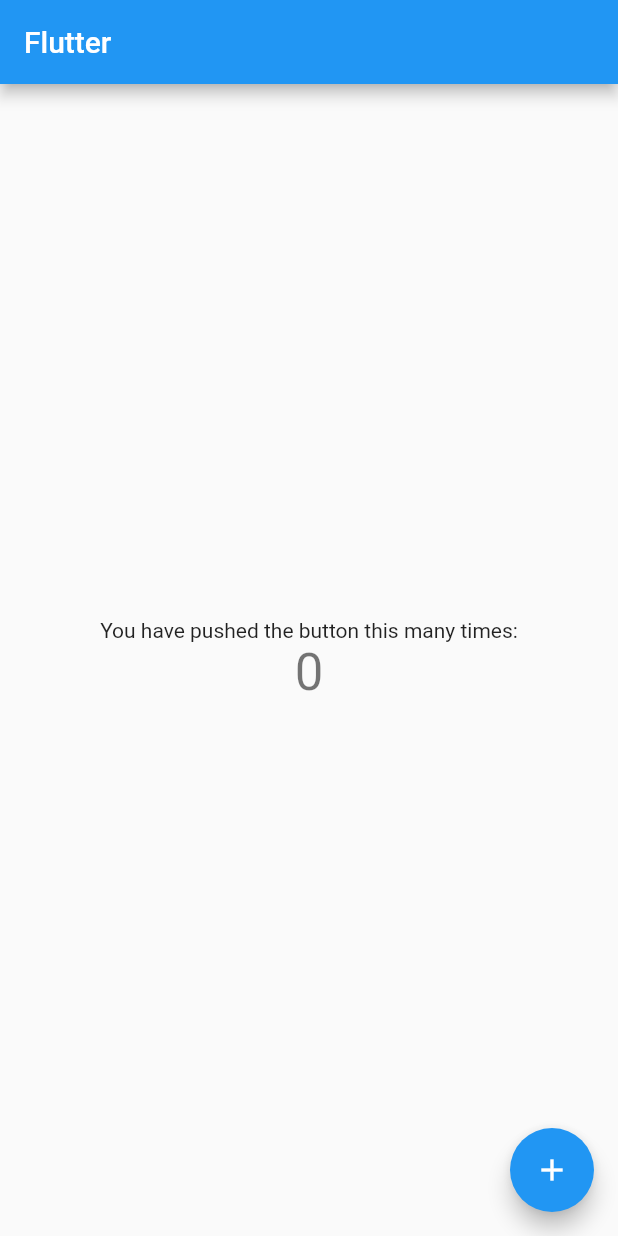
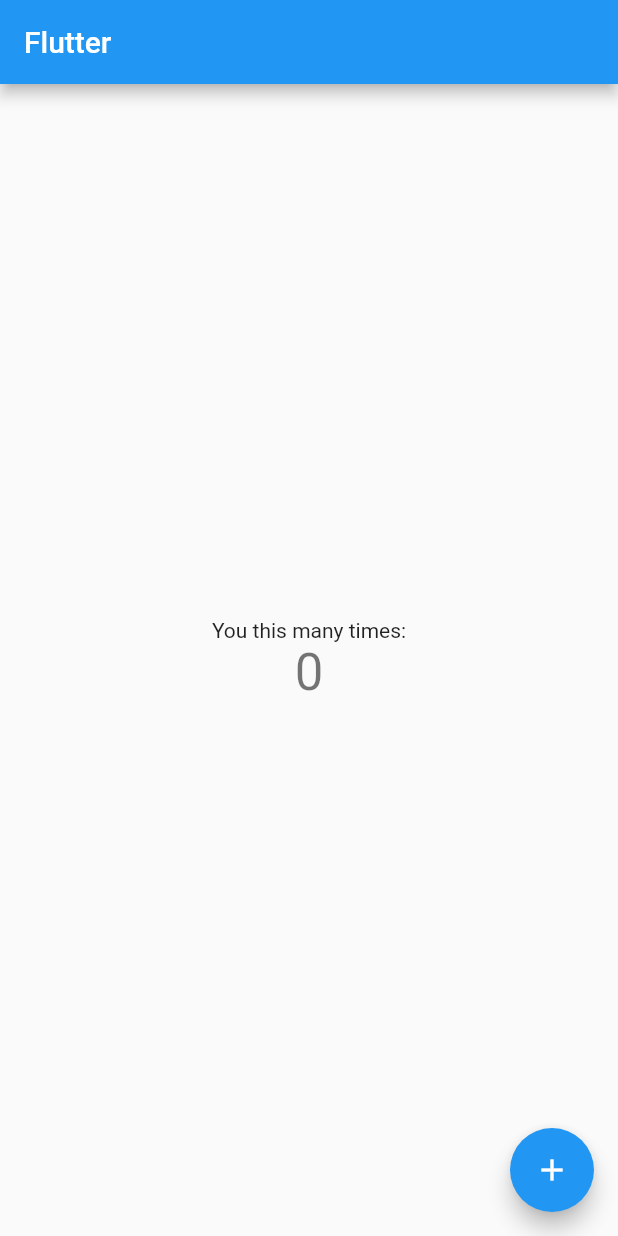
Before and after one commit to DALAL22/github_b2, a Flutter app: the screen it shows after launch, on a phone screen of 412 x 824 dp. Run offline on Flutter 3.47's test engine with Material 2 defaults, Android fonts, the phone set to English and light mode, and no system bars.

Commit message:
Update main.dart

```diff
--- a/lib/main.dart
+++ b/lib/main.dart
@@ -92,7 +92,7 @@ class _MyHomePageState extends State<MyHomePage> {
           mainAxisAlignment: MainAxisAlignment.center,
           children: <Widget>[
             Text(
-              'You have pushed the button this many times:',
+              'You this many times:',
             ),
             Text(
               '$_counter',
```
